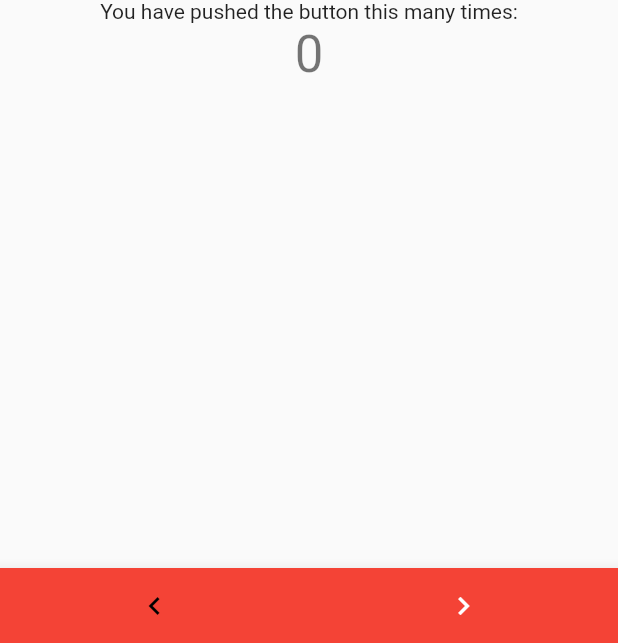
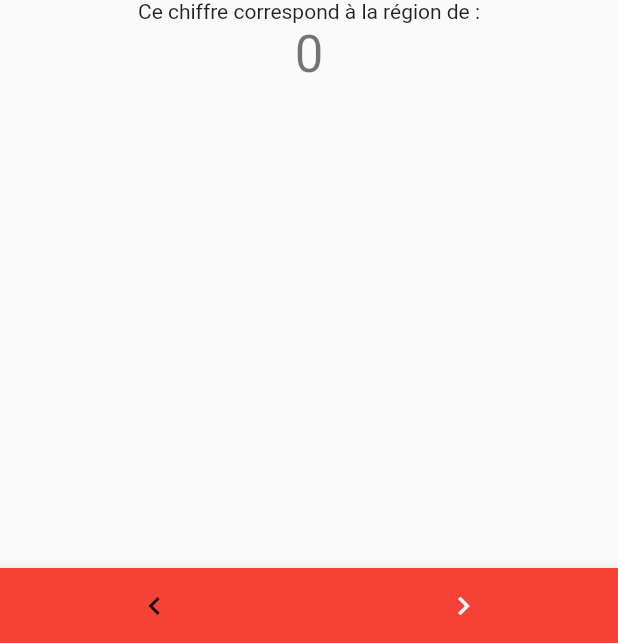
Before and after one commit to PurpleGuy635/pokedex_flutter, a Flutter app: the Mapscreen screen opened by its route, on a phone screen of 412 x 824 dp, the part 593-1236 px from its top. Run offline on Flutter 3.47's test engine with Material 2 defaults, Android fonts, the light colour scheme and no system bars.

Commit message:
text maj

```diff
--- a/lib/mapscreen.dart
+++ b/lib/mapscreen.dart
@@ -38,7 +38,7 @@ class StateTest extends State<Mapscreen> {
           children: <Widget>[
             Text('Pokedex'),
             const Text(
-              'You have pushed the button this many times:',
+              'Ce chiffre correspond à la région de :',
             ),
             Text(
               '$_counter',
```
